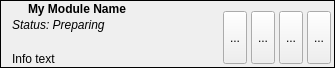
Old version of the form src/moduleindicator.ui in the repository syntalos/syntalos.
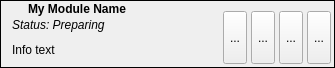
New version of the form. Icons and pictures are not drawn.

Diff of the .ui file:
```diff
--- a/src/moduleindicator.ui
+++ b/src/moduleindicator.ui
@@ -163,6 +163,19 @@
         </property>
        </widget>
       </item>
+      <item>
+       <spacer name="verticalSpacer_2">
+        <property name="orientation">
+         <enum>Qt::Vertical</enum>
+        </property>
+        <property name="sizeHint" stdset="0">
+         <size>
+          <width>20</width>
+          <height>40</height>
+         </size>
+        </property>
+       </spacer>
+      </item>
      </layout>
     </widget>
    </item>
```
